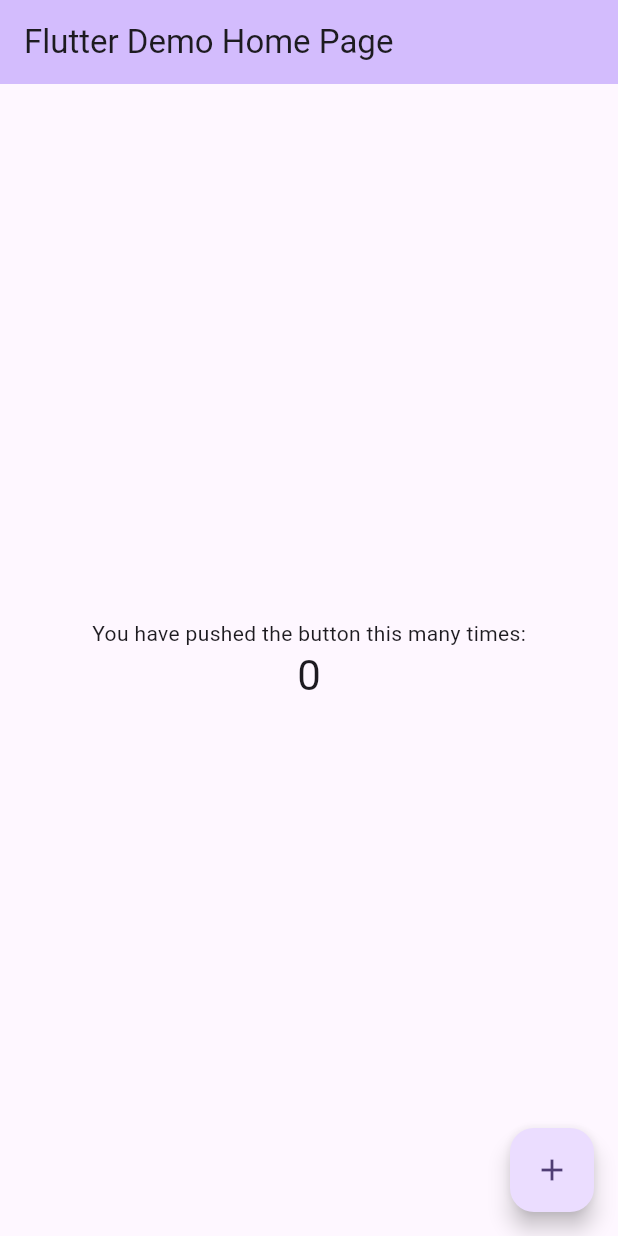
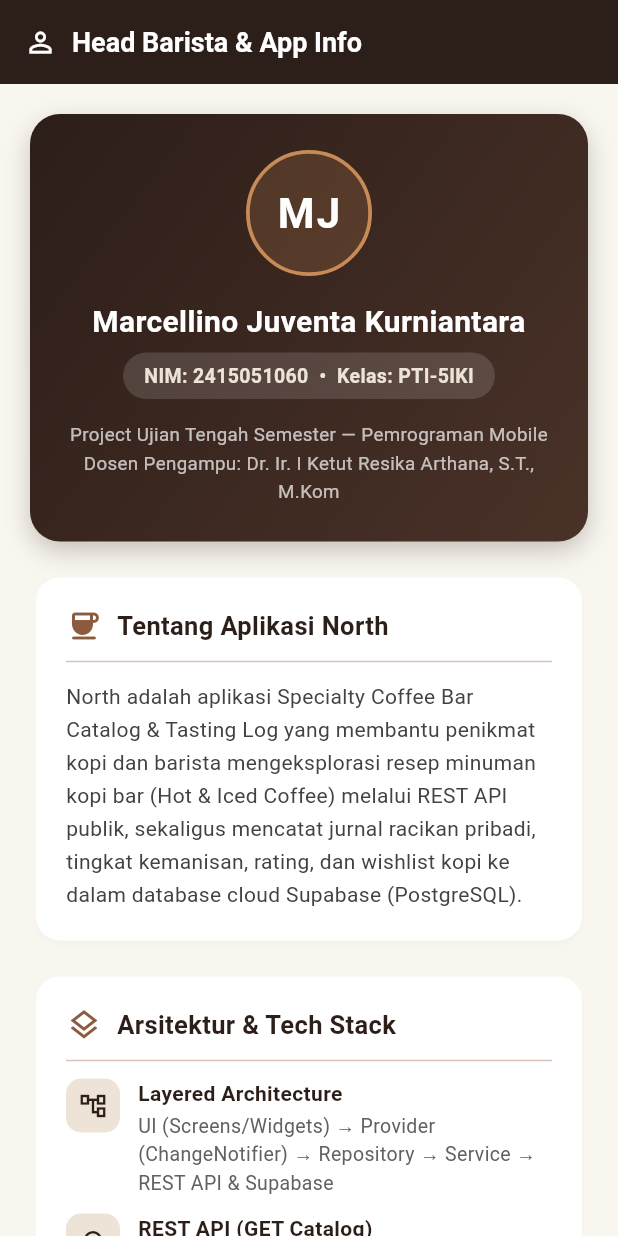
Before and after one commit to MarcellinoJuventa/UTS_2415051060_MarcellinoJuventaKurniantara, a Flutter app: the screen it shows after launch, on a phone screen of 412 x 824 dp. Run offline on Flutter 3.47's test engine with Material 3 defaults, Android fonts, the phone set to English and light mode, and no system bars.

Commit message:
Build initial application UI

```diff
--- a/lib/main.dart
+++ b/lib/main.dart
@@ -1,122 +1,22 @@
 import 'package:flutter/material.dart';
+import 'config/app_config.dart';
+import 'config/app_theme.dart';
+import 'screens/profile_screen.dart';
 
 void main() {
-  runApp(const MyApp());
+  runApp(const NorthApp());
 }
 
-class MyApp extends StatelessWidget {
-  const MyApp({super.key});
+class NorthApp extends StatelessWidget {
+  const NorthApp({super.key});
 
-  // This widget is the root of your application.
   @override
   Widget build(BuildContext context) {
     return MaterialApp(
-      title: 'Flutter Demo',
-      theme: ThemeData(
-        // This is the theme of your application.
-        //
-        // TRY THIS: Try running your application with "flutter run". You'll see
-        // the application has a purple toolbar. Then, without quitting the app,
-        // try changing the seedColor in the colorScheme below to Colors.green
-        // and then invoke "hot reload" (save your changes or press the "hot
-        // reload" button in a Flutter-supported IDE, or press "r" if you used
-        // the command line to start the app).
-        //
-        // Notice that the counter didn't reset back to zero; the application
-        // state is not lost during the reload. To reset the state, use hot
-        // restart instead.
-        //
-        // This works for code too, not just values: Most code changes can be
-        // tested with just a hot reload.
-        colorScheme: .fromSeed(seedColor: Colors.deepPurple),
-      ),
-      home: const MyHomePage(title: 'Flutter Demo Home Page'),
+      title: '${AppConfig.appName} - ${AppConfig.appTagline}',
+      debugShowCheckedModeBanner: false,
+      theme: AppTheme.lightTheme,
+      home: const ProfileScreen(),
     );
   }
 }
-
-class MyHomePage extends StatefulWidget {
-  const MyHomePage({super.key, required this.title});
-
-  // This widget is the home page of your application. It is stateful, meaning
-  // that it has a State object (defined below) that contains fields that affect
-  // how it looks.
-
-  // This class is the configuration for the state. It holds the values (in this
-  // case the title) provided by the parent (in this case the App widget) and
-  // used by the build method of the State. Fields in a Widget subclass are
-  // always marked "final".
-
-  final String title;
-
-  @override
-  State<MyHomePage> createState() => _MyHomePageState();
-}
-
-class _MyHomePageState extends State<MyHomePage> {
-  int _counter = 0;
-
-  void _incrementCounter() {
-    setState(() {
-      // This call to setState tells the Flutter framework that something has
-      // changed in this State, which causes it to rerun the build method below
-      // so that the display can reflect the updated values. If we changed
-      // _counter without calling setState(), then the build method would not be
-      // called again, and so nothing would appear to happen.
-      _counter++;
-    });
-  }
-
-  @override
-  Widget build(BuildContext context) {
-    // This method is rerun every time setState is called, for instance as done
-    // by the _incrementCounter method above.
-    //
-    // The Flutter framework has been optimized to make rerunning build methods
-    // fast, so that you can just rebuild anything that needs updating rather
-    // than having to individually change instances of widgets.
-    return Scaffold(
-      appBar: AppBar(
-        // TRY THIS: Try changing the color here to a specific color (to
-        // Colors.amber, perhaps?) and trigger a hot reload to see the AppBar
-        // change color while the other colors stay the same.
-        backgroundColor: Theme.of(context).colorScheme.inversePrimary,
-        // Here we take the value from the MyHomePage object that was created by
-        // the App.build method, and use it to set our appbar title.
-        title: Text(widget.title),
-      ),
-      body: Center(
-        // Center is a layout widget. It takes a single child and positions it
-        // in the middle of the parent.
-        child: Column(
-          // Column is also a layout widget. It takes a list of children and
-          // arranges them vertically. By default, it sizes itself to fit its
-          // children horizontally, and tries to be as tall as its parent.
-          //
-          // Column has various properties to control how it sizes itself and
-          // how it positions its children. Here we use mainAxisAlignment to
-          // center the children vertically; the main axis here is the vertical
-          // axis because Columns are vertical (the cross axis would be
-          // horizontal).
-          //
-          // TRY THIS: Invoke "debug painting" (choose the "Toggle Debug Paint"
-          // action in the IDE, or press "p" in the console), to see the
-          // wireframe for each widget.
-          mainAxisAlignment: .center,
-          children: [
-            const Text('You have pushed the button this many times:'),
-            Text(
-              '$_counter',
-              style: Theme.of(context).textTheme.headlineMedium,
-            ),
-          ],
-        ),
-      ),
-      floatingActionButton: FloatingActionButton(
-        onPressed: _incrementCounter,
-        tooltip: 'Increment',
-        child: const Icon(Icons.add),
-      ),
-    );
-  }
-}
--- /dev/null
+++ b/lib/screens/profile_screen.dart
@@ -0,0 +1,259 @@
+import 'package:flutter/material.dart';
+import '../config/app_config.dart';
+import '../config/app_theme.dart';
+
+/// Screen 7: Profile & About Barista Screen
+/// Menampilkan identitas mahasiswa, informasi arsitektur aplikasi North,
+/// serta sumber integrasi REST API dan Supabase Database.
+class ProfileScreen extends StatelessWidget {
+  const ProfileScreen({super.key});
+
+  @override
+  Widget build(BuildContext context) {
+    return Scaffold(
+      appBar: AppBar(
+        title: const Row(
+          children: [
+            Icon(Icons.person_outline, size: 22),
+            SizedBox(width: 10),
+            Text(
+              'Head Barista & App Info',
+              style: TextStyle(fontWeight: FontWeight.bold, fontSize: 18),
+            ),
+          ],
+        ),
+      ),
+      body: SingleChildScrollView(
+        padding: const EdgeInsets.all(20),
+        child: Center(
+          child: ConstrainedBox(
+            constraints: const BoxConstraints(maxWidth: 760),
+            child: Column(
+              crossAxisAlignment: CrossAxisAlignment.stretch,
+              children: [
+                // Kartu Identitas Mahasiswa
+                Container(
+                  padding: const EdgeInsets.all(24),
+                  decoration: BoxDecoration(
+                    gradient: const LinearGradient(
+                      colors: [
+                        AppTheme.primaryEspresso,
+                        Color(0xFF4A3228),
+                      ],
+                      begin: Alignment.topLeft,
+                      end: Alignment.bottomRight,
+                    ),
+                    borderRadius: BorderRadius.circular(20),
+                    boxShadow: [
+                      BoxShadow(
+                        color: AppTheme.primaryEspresso.withValues(alpha: 0.25),
+                        blurRadius: 14,
+                        offset: const Offset(0, 6),
+                      ),
+                    ],
+                  ),
+                  child: Column(
+                    children: [
+                      Container(
+                        width: 84,
+                        height: 84,
+                        decoration: BoxDecoration(
+                          color: AppTheme.warmCaramel.withValues(alpha: 0.2),
+                          shape: BoxShape.circle,
+                          border: Border.all(
+                            color: AppTheme.warmCaramel,
+                            width: 2.5,
+                          ),
+                        ),
+                        child: const Center(
+                          child: Text(
+                            'MJ',
+                            style: TextStyle(
+                              fontSize: 28,
+                              fontWeight: FontWeight.bold,
+                              color: Colors.white,
+                              letterSpacing: 1.5,
+                            ),
+                          ),
+                        ),
+                      ),
+                      const SizedBox(height: 16),
+                      const Text(
+                        AppConfig.studentName,
+                        textAlign: TextAlign.center,
+                        style: TextStyle(
+                          fontSize: 20,
+                          fontWeight: FontWeight.bold,
+                          color: Colors.white,
+                        ),
+                      ),
+                      const SizedBox(height: 6),
+                      Container(
+                        padding: const EdgeInsets.symmetric(
+                          horizontal: 14,
+                          vertical: 6,
+                        ),
+                        decoration: BoxDecoration(
+                          color: Colors.white.withValues(alpha: 0.14),
+                          borderRadius: BorderRadius.circular(20),
+                        ),
+                        child: const Text(
+                          'NIM: ${AppConfig.studentNim}  •  Kelas: ${AppConfig.studentClass}',
+                          style: TextStyle(
+                            color: AppTheme.softLatte,
+                            fontWeight: FontWeight.w600,
+                            fontSize: 13,
+                          ),
+                        ),
+                      ),
+                      const SizedBox(height: 14),
+                      const Text(
+                        'Project Ujian Tengah Semester — Pemrograman Mobile\nDosen Pengampu: Dr. Ir. I Ketut Resika Arthana, S.T., M.Kom',
+                        textAlign: TextAlign.center,
+                        style: TextStyle(
+                          color: Colors.white70,
+                          fontSize: 12.5,
+                          height: 1.5,
+                        ),
+                      ),
+                    ],
+                  ),
+                ),
+                const SizedBox(height: 20),
+
+                // Tentang Aplikasi North
+                Card(
+                  child: Padding(
+                    padding: const EdgeInsets.all(20),
+                    child: Column(
+                      crossAxisAlignment: CrossAxisAlignment.start,
+                      children: [
+                        const Row(
+                          children: [
+                            Icon(Icons.coffee_rounded,
+                                color: AppTheme.accentRoast),
+                            SizedBox(width: 10),
+                            Text(
+                              'Tentang Aplikasi North',
+                              style: TextStyle(
+                                fontSize: 17,
+                                fontWeight: FontWeight.bold,
+                                color: AppTheme.primaryEspresso,
+                              ),
+                            ),
+                          ],
+                        ),
+                        const Divider(height: 24),
+                        Text(
+                          'North adalah aplikasi Specialty Coffee Bar Catalog & Tasting Log yang membantu penikmat kopi dan barista mengeksplorasi resep minuman kopi bar (Hot & Iced Coffee) melalui REST API publik, sekaligus mencatat jurnal racikan pribadi, tingkat kemanisan, rating, dan wishlist kopi ke dalam database cloud Supabase (PostgreSQL).',
+                          style: TextStyle(
+                            color: Colors.grey.shade800,
+                            height: 1.55,
+                            fontSize: 14,
+                          ),
+                        ),
+                      ],
+                    ),
+                  ),
+                ),
+                const SizedBox(height: 16),
+
+                // Spesifikasi Arsitektur & Integrasi
+                Card(
+                  child: Padding(
+                    padding: const EdgeInsets.all(20),
+                    child: Column(
+                      crossAxisAlignment: CrossAxisAlignment.start,
+                      children: [
+                        const Row(
+                          children: [
+                            Icon(Icons.layers_outlined,
+                                color: AppTheme.accentRoast),
+                            SizedBox(width: 10),
+                            Text(
+                              'Arsitektur & Tech Stack',
+                              style: TextStyle(
+                                fontSize: 17,
+                                fontWeight: FontWeight.bold,
+                                color: AppTheme.primaryEspresso,
+                              ),
+                            ),
+                          ],
+                        ),
+                        const Divider(height: 24),
+                        _buildInfoRow(
+                          Icons.account_tree_outlined,
+                          'Layered Architecture',
+                          'UI (Screens/Widgets) → Provider (ChangeNotifier) → Repository → Service → REST API & Supabase',
+                        ),
+                        const SizedBox(height: 12),
+                        _buildInfoRow(
+                          Icons.cloud_download_outlined,
+                          'REST API (GET Catalog)',
+                          'SampleAPIs Coffee Endpoint (/coffee/hot & /coffee/iced)',
+                        ),
+                        const SizedBox(height: 12),
+                        _buildInfoRow(
+                          Icons.storage_rounded,
+                          'Backend Database (CRUD)',
+                          'Supabase PostgreSQL — Tabel public.coffee_logs (Create, Read, Update, Delete)',
+                        ),
+                        const SizedBox(height: 12),
+                        _buildInfoRow(
+                          Icons.devices_rounded,
+                          'Responsive Layout',
+                          'MediaQuery & LayoutBuilder (Compact < 600px & Wide/Expanded ≥ 600px)',
+                        ),
+                      ],
+                    ),
+                  ),
+                ),
+              ],
+            ),
+          ),
+        ),
+      ),
+    );
+  }
+
+  Widget _buildInfoRow(IconData icon, String title, String subtitle) {
+    return Row(
+      crossAxisAlignment: CrossAxisAlignment.start,
+      children: [
+        Container(
+          padding: const EdgeInsets.all(8),
+          decoration: BoxDecoration(
+            color: AppTheme.softLatte,
+            borderRadius: BorderRadius.circular(10),
+          ),
+          child: Icon(icon, size: 20, color: AppTheme.primaryEspresso),
+        ),
+        const SizedBox(width: 12),
+        Expanded(
+          child: Column(
+            crossAxisAlignment: CrossAxisAlignment.start,
+            children: [
+              Text(
+                title,
+                style: const TextStyle(
+                  fontWeight: FontWeight.bold,
+                  fontSize: 14,
+                  color: AppTheme.primaryEspresso,
+                ),
+              ),
+              const SizedBox(height: 2),
+              Text(
+                subtitle,
+                style: TextStyle(
+                  fontSize: 13,
+                  color: Colors.grey.shade700,
+                  height: 1.4,
+                ),
+              ),
+            ],
+          ),
+        ),
+      ],
+    );
+  }
+}
```
